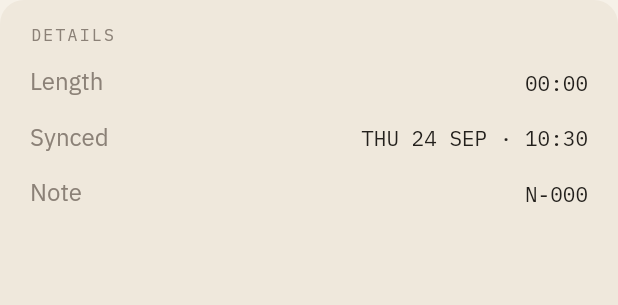
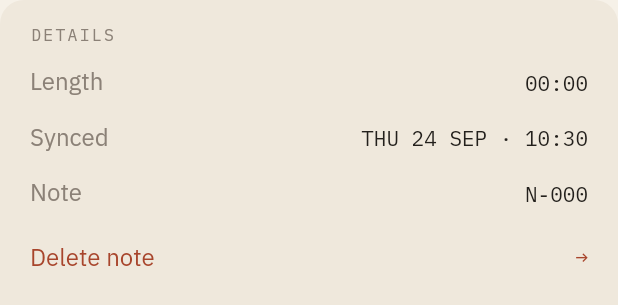
Before and after one commit to ahmedkmadani/3d-printer-projects, a Flutter app: the _FactsBlock widget shown alone on an empty page, opened directly with empty values, on a phone screen of 412 x 824 dp. Shown: the top 305 px of the screen. Run offline on Flutter 3.47's test engine with Material 3 defaults, Android fonts, the phone set to English and light mode, and no system bars; our stand-ins replace flutter_blue_plus, flutter_local_notifications, flutter_secure_storage, just_audio, local_auth, lucide_icons_flutter and 3 more; missing offline and left inert: flutter_foreground_task, whisper_ggml; accounts and stored records are empty; project files that could hold a hidden picture were left out.

Commit message:
App: Delete is the details card's last row, not a link adrift above the footer
Under the card the red link floated in empty paper one slip from the tag
button. As the card's closing row it has the facts' rhythm around it,
the same way Erase device closes Settings, with the dialog still in
front of it.

Co-Authored-By: Claude Fable 5 <noreply@anthropic.com>
Claude-Session: https://claude.ai/code/session_01D8zJ6zwLcbC9u3XbhQ3YAd

```diff
--- a/jota/app/lib/screens/note_detail_screen.dart
+++ b/jota/app/lib/screens/note_detail_screen.dart
@@ -182,21 +182,15 @@ class _NoteDetailScreenState extends State<NoteDetailScreen> {
           // that were nowhere, and they fill the page with figures rather
           // than air.
           const SizedBox(height: JotaGrid.gapXL),
-          _FactsBlock(note: _note),
-
-          // The one destructive thing, under the card rather than in it:
-          // inside, it floated in a band of empty card. One quiet link in
-          // the signal colour, right-aligned, with the dialog in front of
-          // it. A note with no visible way to delete it is a promise the
-          // privacy story does not get to make.
-          const SizedBox(height: JotaGrid.gapL),
-          Align(
-            alignment: Alignment.centerRight,
-            child: JotaTextLink(
-              label: 'Delete note',
-              danger: true,
-              onTap: () => _confirmDelete(context, notes),
-            ),
+          _FactsBlock(
+            note: _note,
+            // Delete is the card's last row, not a link floating between
+            // the card and the footer: out there it read as a stray and
+            // sat one slip from the tag button. As a row it has the card's
+            // rhythm around it and the dialog in front of it. A note with
+            // no visible way to delete it is a promise the privacy story
+            // does not get to make.
+            onDelete: () => _confirmDelete(context, notes),
           ),
 
           const SizedBox(height: JotaGrid.gapL),
@@ -376,9 +370,10 @@ class _NoteDetailScreenState extends State<NoteDetailScreen> {
 /// shape as the cards on Home. Only what is known: a note without words has
 /// no word count and no model.
 class _FactsBlock extends StatelessWidget {
-  const _FactsBlock({required this.note});
+  const _FactsBlock({required this.note, required this.onDelete});
 
   final Note note;
+  final VoidCallback onDelete;
 
   @override
   Widget build(BuildContext context) {
@@ -420,6 +415,36 @@ class _FactsBlock extends StatelessWidget {
             ),
           _Fact(name: 'Synced', value: fmtNoteStamp(note.syncedAt)),
           _Fact(name: 'Note', value: note.displayId),
+          const SizedBox(height: JotaGrid.gapS),
+          // The destructive row closes the card the way Erase device closes
+          // Settings: same shape as the facts above it, the label in the
+          // signal colour, the whole row tappable.
+          Semantics(
+            button: true,
+            child: JotaPressable(
+              onTap: onDelete,
+              scale: 0.99,
+              child: Padding(
+                padding: const EdgeInsets.symmetric(vertical: JotaGrid.gapS),
+                child: Row(
+                  children: <Widget>[
+                    Expanded(
+                      child: Text(
+                        'Delete note',
+                        style: context.type.prose
+                            .copyWith(color: context.ink.signal),
+                      ),
+                    ),
+                    Text(
+                      '→',
+                      style: context.type.reading
+                          .copyWith(color: context.ink.signal),
+                    ),
+                  ],
+                ),
+              ),
+            ),
+          ),
         ],
       ),
     );
```
